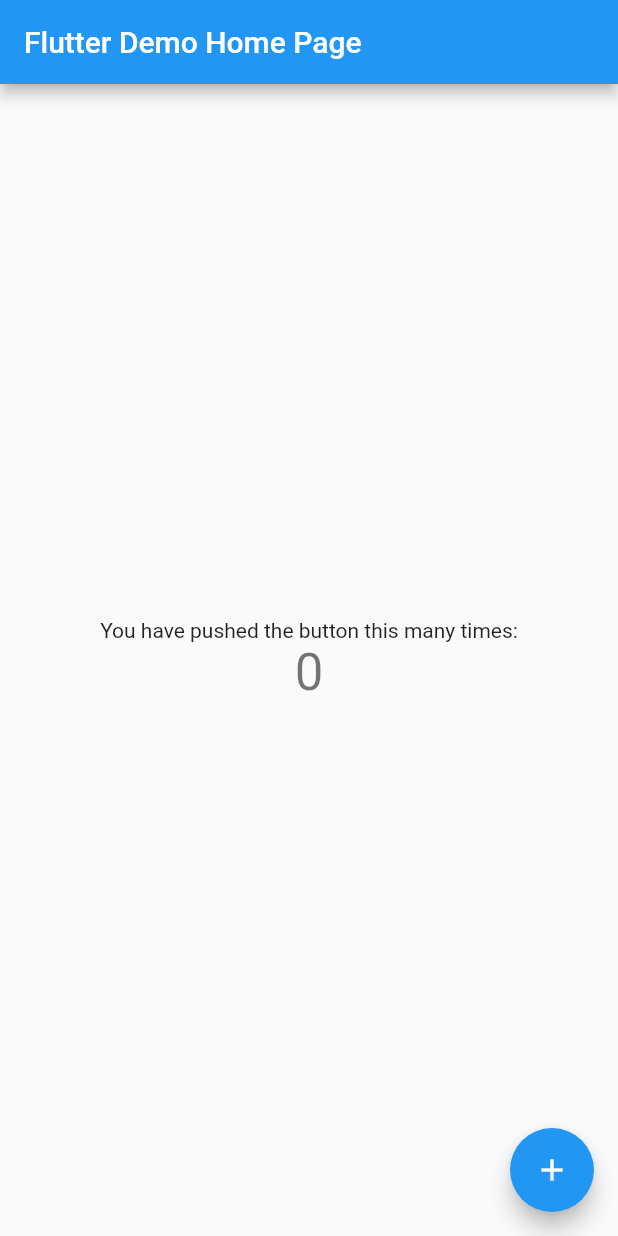
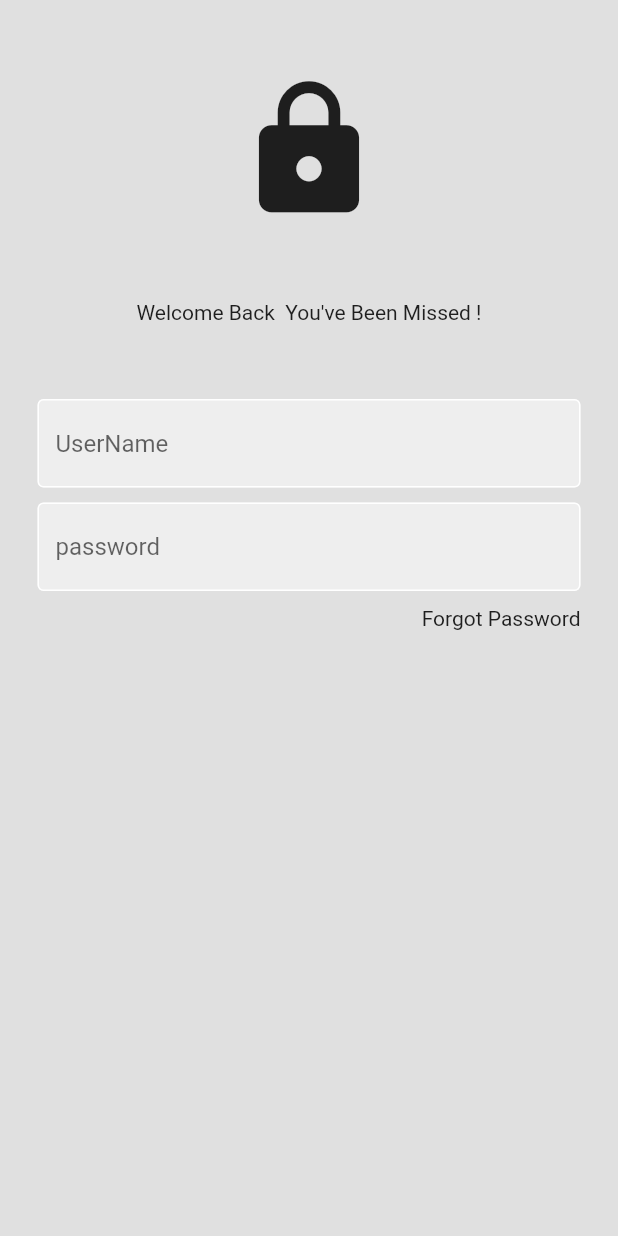
Before and after one commit to BharatWakade-code/vil_cone, a Flutter app: the screen it shows after launch, on a phone screen of 412 x 824 dp. Run offline on Flutter 3.47's test engine with Material 2 defaults, Android fonts, the phone set to English and light mode, and no system bars.

Commit message:
changes done

```diff
--- /dev/null
+++ b/lib/Components/logintextfield.dart
@@ -0,0 +1,35 @@
+import 'package:flutter/material.dart';
+
+class MyTextField extends StatelessWidget {
+  final controller;
+  final String hintText;
+  final bool obscureText;
+  const MyTextField({
+    super.key,
+    required this.controller,
+    required this.hintText,
+    required this.obscureText,
+  });
+
+  @override
+  Widget build(BuildContext context) {
+    return Padding(
+      padding: const EdgeInsets.symmetric(horizontal: 25.0),
+      child: TextField(
+        controller: controller,
+        obscureText: obscureText,
+        decoration: InputDecoration(
+          enabledBorder: const OutlineInputBorder(
+            borderSide: BorderSide(color: Colors.white),
+          ),
+          focusedBorder: OutlineInputBorder(
+            borderSide: BorderSide(color: Colors.grey.shade400),
+          ),
+          fillColor: Colors.grey.shade200,
+          filled: true,
+          hintText: hintText,
+        ),
+      ),
+    );
+  }
+}
--- /dev/null
+++ b/lib/Screens/loginscreen.dart
@@ -0,0 +1,62 @@
+import 'package:flutter/material.dart';
+import 'package:vil_cone/Components/logintextfield.dart';
+
+class LoginScreen extends StatelessWidget {
+  LoginScreen({super.key});
+  final usernameController = TextEditingController();
+  final passwordController = TextEditingController();
+
+  @override
+  Widget build(BuildContext context) {
+    return Scaffold(
+      backgroundColor: Colors.grey[300],
+      body: SafeArea(
+          child: Center(
+        child: Column(
+          crossAxisAlignment: CrossAxisAlignment.center,
+          children: [
+            SizedBox(
+              height: 50,
+            ),
+            //Logo
+            Icon(
+              Icons.lock,
+              size: 100,
+            ),
+            SizedBox(
+              height: 50,
+            ),
+            Text("Welcome Back  You've Been Missed !"),
+            SizedBox(
+              height: 50,
+            ),
+            MyTextField(
+              controller: usernameController,
+              hintText: "UserName",
+              obscureText: false,
+            ),
+            SizedBox(
+              height: 10,
+            ),
+            MyTextField(
+              controller: passwordController,
+              hintText: "password",
+              obscureText: true,
+            ),
+            SizedBox(
+              height: 10,
+            ),
+
+            Padding(
+              padding: const EdgeInsets.symmetric(horizontal: 25.0),
+              child: Row(
+                mainAxisAlignment: MainAxisAlignment.end,
+                children: [Text("Forgot Password")],
+              ),
+            )
+          ],
+        ),
+      )),
+    );
+  }
+}
--- a/lib/main.dart
+++ b/lib/main.dart
@@ -1,4 +1,5 @@
 import 'package:flutter/material.dart';
+import 'package:vil_cone/Screens/loginscreen.dart';
 
 void main() {
   runApp(const MyApp());
@@ -11,105 +12,12 @@ class MyApp extends StatelessWidget {
   @override
   Widget build(BuildContext context) {
     return MaterialApp(
+      debugShowCheckedModeBanner: false,
       title: 'Flutter Demo',
       theme: ThemeData(
-        // This is the theme of your application.
-        //
-        // Try running your application with "flutter run". You'll see the
-        // application has a blue toolbar. Then, without quitting the app, try
-        // changing the primarySwatch below to Colors.green and then invoke
-        // "hot reload" (press "r" in the console where you ran "flutter run",
-        // or simply save your changes to "hot reload" in a Flutter IDE).
-        // Notice that the counter didn't reset back to zero; the application
-        // is not restarted.
         primarySwatch: Colors.blue,
       ),
-      home: const MyHomePage(title: 'Flutter Demo Home Page'),
+      home: LoginScreen(),
     );
   }
 }
-
-class MyHomePage extends StatefulWidget {
-  const MyHomePage({super.key, required this.title});
-
-  // This widget is the home page of your application. It is stateful, meaning
-  // that it has a State object (defined below) that contains fields that affect
-  // how it looks.
-
-  // This class is the configuration for the state. It holds the values (in this
-  // case the title) provided by the parent (in this case the App widget) and
-  // used by the build method of the State. Fields in a Widget subclass are
-  // always marked "final".
-
-  final String title;
-
-  @override
-  State<MyHomePage> createState() => _MyHomePageState();
-}
-
-class _MyHomePageState extends State<MyHomePage> {
-  int _counter = 0;
-
-  void _incrementCounter() {
-    setState(() {
-      // This call to setState tells the Flutter framework that something has
-      // changed in this State, which causes it to rerun the build method below
-      // so that the display can reflect the updated values. If we changed
-      // _counter without calling setState(), then the build method would not be
-      // called again, and so nothing would appear to happen.
-      _counter++;
-    });
-  }
-
-  @override
-  Widget build(BuildContext context) {
-    // This method is rerun every time setState is called, for instance as done
-    // by the _incrementCounter method above.
-    //
-    // The Flutter framework has been optimized to make rerunning build methods
-    // fast, so that you can just rebuild anything that needs updating rather
-    // than having to individually change instances of widgets.
-    return Scaffold(
-      appBar: AppBar(
-        // Here we take the value from the MyHomePage object that was created by
-        // the App.build method, and use it to set our appbar title.
-        title: Text(widget.title),
-      ),
-      body: Center(
-        // Center is a layout widget. It takes a single child and positions it
-        // in the middle of the parent.
-        child: Column(
-          // Column is also a layout widget. It takes a list of children and
-          // arranges them vertically. By default, it sizes itself to fit its
-          // children horizontally, and tries to be as tall as its parent.
-          //
-          // Invoke "debug painting" (press "p" in the console, choose the
-          // "Toggle Debug Paint" action from the Flutter Inspector in Android
-          // Studio, or the "Toggle Debug Paint" command in Visual Studio Code)
-          // to see the wireframe for each widget.
-          //
-          // Column has various properties to control how it sizes itself and
-          // how it positions its children. Here we use mainAxisAlignment to
-          // center the children vertically; the main axis here is the vertical
-          // axis because Columns are vertical (the cross axis would be
-          // horizontal).
-          mainAxisAlignment: MainAxisAlignment.center,
-          children: <Widget>[
-            const Text(
-              'You have pushed the button this many times:',
-            ),
-            Text(
-              '$_counter',
-              style: Theme.of(context).textTheme.headlineMedium,
-            ),
-          ],
-        ),
-      ),
-      floatingActionButton: FloatingActionButton(
-        onPressed: _incrementCounter,
-        tooltip: 'Increment',
-        child: const Icon(Icons.add),
-      ), // This trailing comma makes auto-formatting nicer for build methods.
-    );
-  }
-}
--- a/pubspec.yaml
+++ b/pubspec.yaml
@@ -59,9 +59,8 @@ flutter:
   uses-material-design: true
 
   # To add assets to your application, add an assets section, like this:
-  # assets:
-  #   - images/a_dot_burr.jpeg
-  #   - images/a_dot_ham.jpeg
+  assets:
+    - assets/images/
 
   # An image asset can refer to one or more resolution-specific "variants", see
   # https://flutter.dev/assets-and-images/#resolution-aware
```
